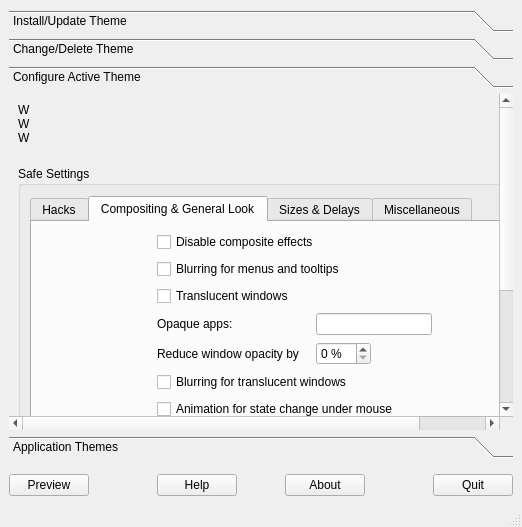
tsujan/Kvantum, file Kvantum/kvantummanager/kvantummanager.ui: the form before one commit.
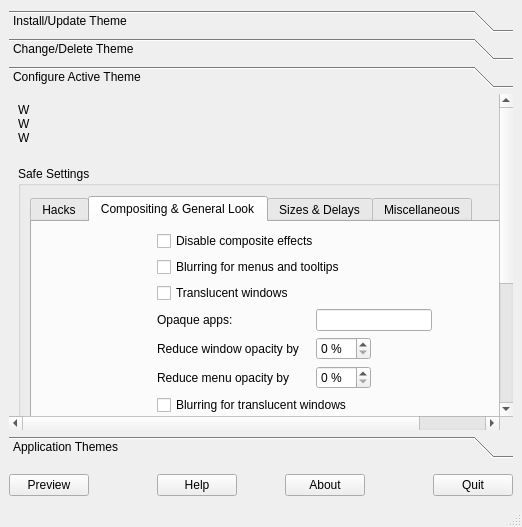
The form after the commit. The open tabs and pages were chosen to show the change. Icons and pictures are not drawn. Custom widgets are drawn as their Qt base class.

Commit message: Added a key to KM for reducing menu opacity

Patch:
```diff
--- a/Kvantum/kvantummanager/kvantummanager.ui
+++ b/Kvantum/kvantummanager/kvantummanager.ui
@@ -849,7 +849,7 @@
                  </property>
                 </widget>
                </item>
-               <item row="4" column="1" alignment="Qt::AlignRight">
+               <item row="4" column="1" alignment="Qt::AlignLeft">
                 <widget class="QLabel" name="reduceOpacityLabel">
                  <property name="toolTip">
                   <string>This will reduce the window opacity
@@ -896,7 +896,40 @@
                  </property>
                 </widget>
                </item>
-               <item row="5" column="1" colspan="3">
+               <item row="5" column="1" alignment="Qt::AlignLeft">
+                <widget class="QLabel" name="reduceMenuOpacityLabel">
+                 <property name="text">
+                  <string>Reduce menu opacity by</string>
+                 </property>
+                </widget>
+               </item>
+               <item row="5" column="2">
+                <spacer name="horizontalSpacerMenuOpacity">
+                 <property name="orientation">
+                  <enum>Qt::Horizontal</enum>
+                 </property>
+                 <property name="sizeType">
+                  <enum>QSizePolicy::Minimum</enum>
+                 </property>
+                 <property name="sizeHint" stdset="0">
+                  <size>
+                   <width>5</width>
+                   <height>5</height>
+                  </size>
+                 </property>
+                </spacer>
+               </item>
+               <item row="5" column="3" alignment="Qt::AlignLeft">
+                <widget class="QSpinBox" name="spinReduceMenuOpacity">
+                 <property name="suffix">
+                  <string> %</string>
+                 </property>
+                 <property name="maximum">
+                  <number>90</number>
+                 </property>
+                </widget>
+               </item>
+               <item row="6" column="1" colspan="3">
                 <widget class="QCheckBox" name="checkBoxBlurWindow">
                  <property name="toolTip">
                   <string>Needs KDE blur effect, a graphic card
@@ -908,7 +941,7 @@
                  </property>
                 </widget>
                </item>
-               <item row="5" column="0">
+               <item row="6" column="0">
                 <spacer name="horizontalSpacer_5">
                  <property name="orientation">
                   <enum>Qt::Horizontal</enum>
@@ -921,7 +954,7 @@
                  </property>
                 </spacer>
                </item>
-               <item row="5" column="4">
+               <item row="6" column="4">
                 <spacer name="horizontalSpacer_4">
                  <property name="orientation">
                   <enum>Qt::Horizontal</enum>
@@ -934,7 +967,7 @@
                  </property>
                 </spacer>
                </item>
-               <item row="6" column="1" colspan="3">
+               <item row="7" column="1" colspan="3">
                 <widget class="QCheckBox" name="checkBoxAnimation">
                  <property name="toolTip">
                   <string>A 200ms fading animation when the state of
@@ -948,7 +981,7 @@
                  </property>
                 </widget>
                </item>
-               <item row="7" column="1" colspan="3">
+               <item row="8" column="1" colspan="3">
                 <widget class="QCheckBox" name="checkBoxPattern">
                  <property name="toolTip">
                   <string>Check this to remove all window/dialog tiling patterns!
@@ -959,7 +992,7 @@
                  </property>
                 </widget>
                </item>
-               <item row="8" column="1" colspan="3">
+               <item row="9" column="1" colspan="3">
                 <widget class="QCheckBox" name="checkBoxInactiveness">
                  <property name="toolTip">
                   <string>Use the same colors and shapes with active and inactive
@@ -970,7 +1003,7 @@
                  </property>
                 </widget>
                </item>
-               <item row="9" column="1" colspan="3">
+               <item row="10" column="1" colspan="3">
                 <widget class="QCheckBox" name="checkBoxTransient">
                  <property name="toolTip">
                   <string>Make scrollbars transient!
@@ -984,7 +1017,7 @@
                  </property>
                 </widget>
                </item>
-               <item row="10" column="1" colspan="3">
+               <item row="11" column="1" colspan="3">
                 <widget class="QCheckBox" name="checkBoxTransientGroove">
                  <property name="enabled">
                   <bool>false</bool>
```
The commit also changes 14 other files.
